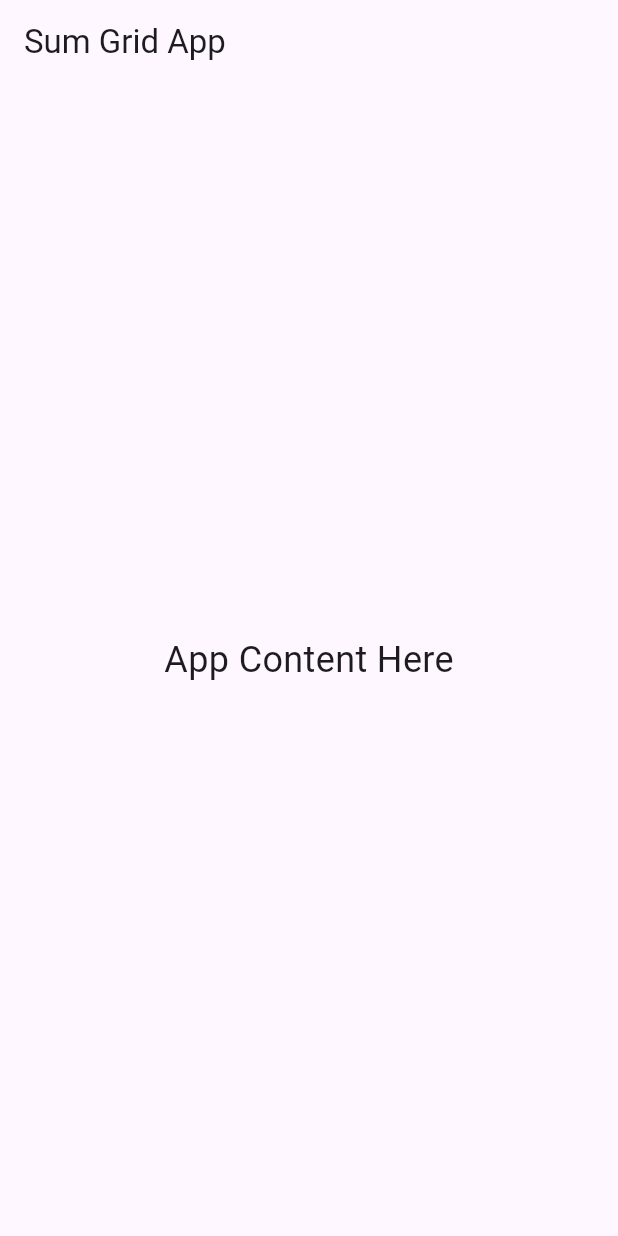
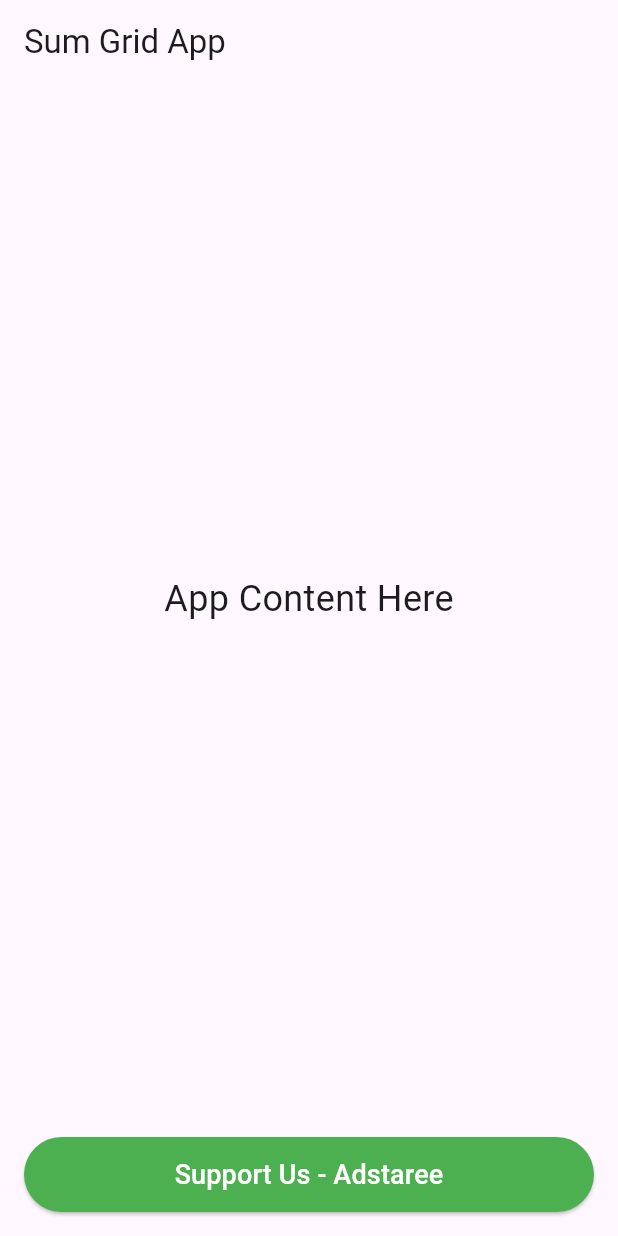
Before and after one commit to dmpcsaad3-cyber/Sum-grid-game, a Flutter app: the screen it shows after launch, on a phone screen of 412 x 824 dp. Run offline on Flutter 3.47's test engine with Material 3 defaults, Android fonts, the phone set to English and light mode, and no system bars.

Commit message:
Update main.dart

```diff
--- a/sum-grid-app-main/lib/main.dart
+++ b/sum-grid-app-main/lib/main.dart
@@ -1,11 +1,8 @@
 import 'package:flutter/material.dart';
-import 'package:google_mobile_ads/google_mobile_ads.dart';
-import 'package:url_launcher/url_launcher.dart';
+import 'package:url_launcher/url_launcher.dart'; // sirf ye wala rakho
 
 void main() {
-  WidgetsFlutterBinding.ensureInitialized();
-  MobileAds.instance.initialize();
-  runApp(const MyApp());
+  runApp(const MyApp()); // MobileAds hata diya
 }
 
 class MyApp extends StatelessWidget {
@@ -30,38 +27,13 @@ class HomePage extends StatefulWidget {
 }
 
 class _HomePageState extends State<HomePage> {
-  BannerAd? _bannerAd;
-  bool _isAdReady = false;
 
-  @override
-  void initState() {
-    super.initState();
-    _loadBannerAd();
-  }
-
-  void _loadBannerAd() {
-    _bannerAd = BannerAd(
-      adUnitId: 'ca-app-pub-3940256099942544/9214589741', // Test Ad ID
-      size: AdSize.banner,
-      request: const AdRequest(),
-      listener: BannerAdListener(
-        onAdLoaded: (ad) {
-          setState(() {
-            _isAdReady = true;
-          });
-        },
-        onAdFailedToLoad: (ad, error) {
-          ad.dispose();
-        },
-      ),
-    );
-    _bannerAd!.load();
-  }
-
-  @override
-  void dispose() {
-    _bannerAd?.dispose();
-    super.dispose();
+  // Adstaree link kholne wala function
+  Future<void> _openAdstaree() async {
+    final Uri url = Uri.parse('https://mahadplanner192.my.canva.site/');
+    if (!await launchUrl(url, mode: LaunchMode.externalApplication)) {
+      throw 'Could not launch $url';
+    }
   }
 
   @override
@@ -78,12 +50,18 @@ class _HomePageState extends State<HomePage> {
               ),
             ),
           ),
-          if (_isAdReady)
-            SizedBox(
-              width: _bannerAd!.size.width.toDouble(),
-              height: _bannerAd!.size.height.toDouble(),
-              child: AdWidget(ad: _bannerAd!),
+          // Banner ki jaga ye button
+          Padding(
+            padding: EdgeInsets.all(16),
+            child: ElevatedButton(
+              onPressed: _openAdstaree,
+              style: ElevatedButton.styleFrom(
+                backgroundColor: Colors.green,
+                minimumSize: Size(double.infinity, 50),
+              ),
+              child: Text('Support Us - Adstaree', style: TextStyle(fontSize: 18, color: Colors.white)),
             ),
+          ),
         ],
       ),
     );
```
